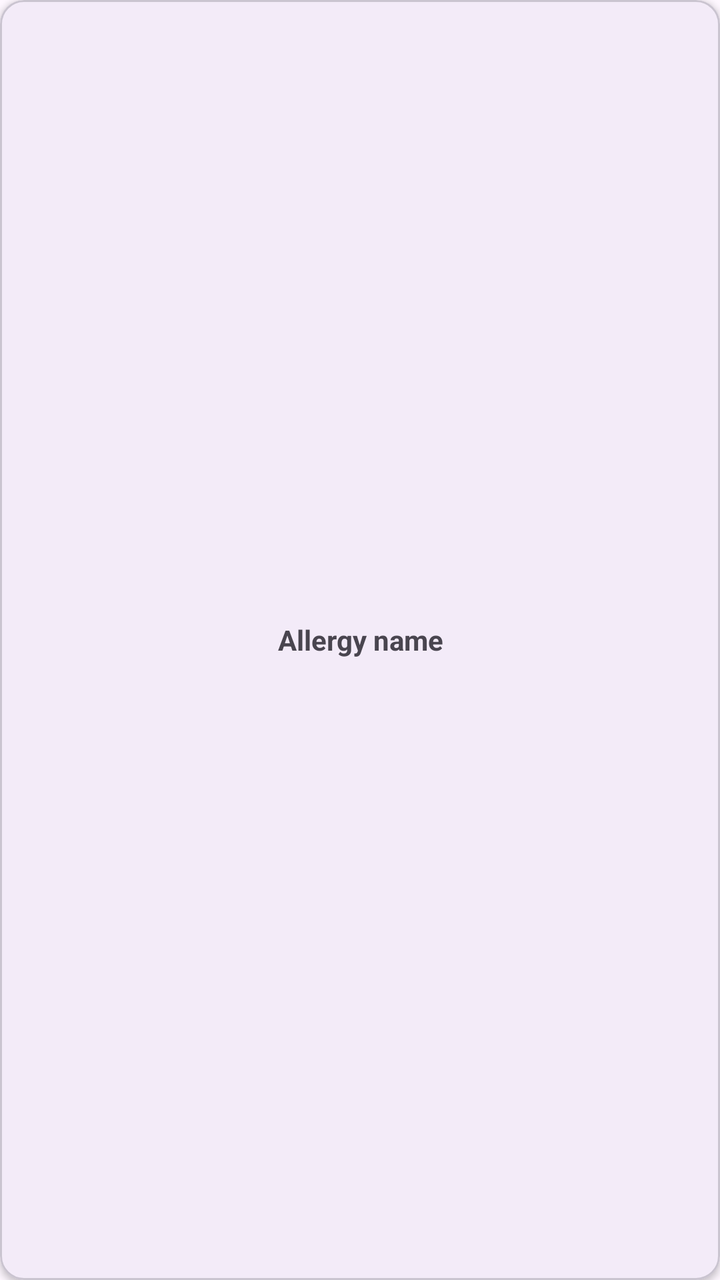
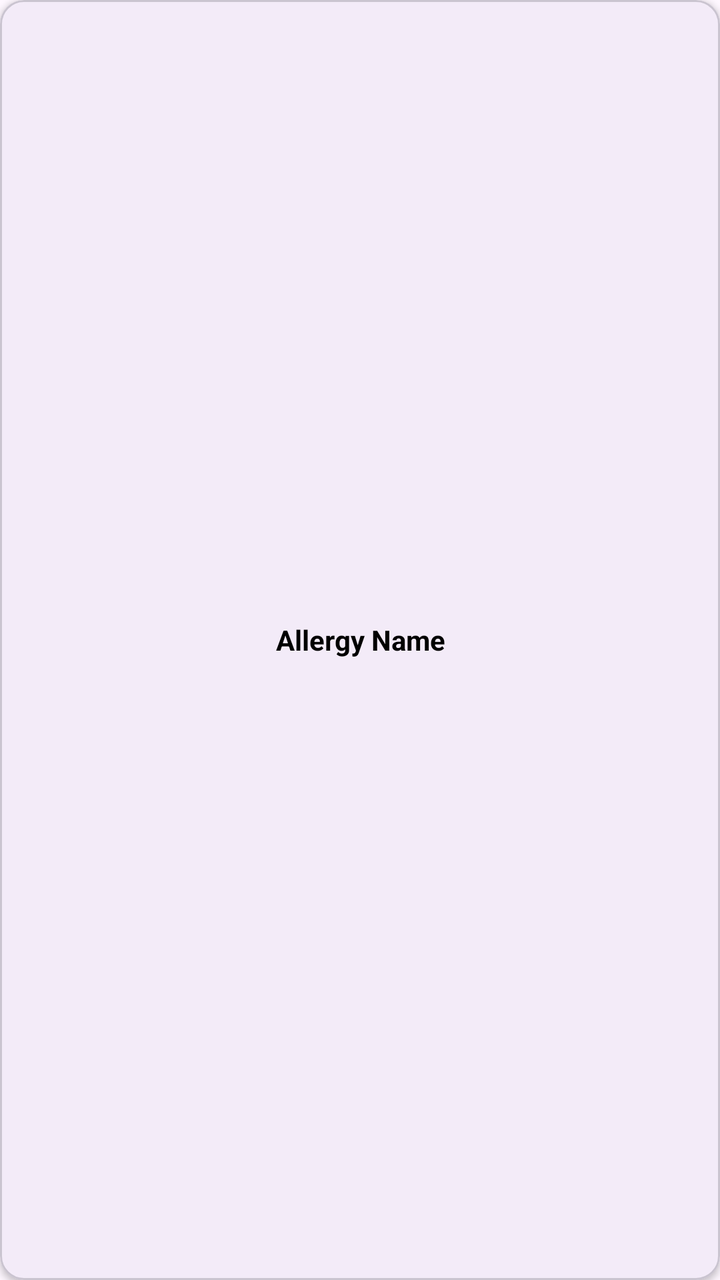

The first picture is an Android layout as it rendered before a commit; the second is the same layout after the commit. The layout source and the unified diff follow.
<!-- AndroidManifest.xml: application theme Theme.Allergy -->
<!-- res/layout/item_tile.xml -->
<?xml version="1.0" encoding="utf-8"?>
<com.google.android.material.card.MaterialCardView
    xmlns:android="http://schemas.android.com/apk/res/android"
    xmlns:app="http://schemas.android.com/apk/res-auto"
    android:id="@+id/cardAllergy"
    android:layout_width="match_parent"
    android:layout_height="80dp"
    android:layout_margin="6dp"
    app:cardCornerRadius="12dp"
    app:cardElevation="2dp"
    android:clickable="true"
    android:focusable="true">

    <TextView
        android:id="@+id/tvAllergyName"
        android:layout_width="match_parent"
        android:layout_height="match_parent"
        android:gravity="center"
        android:padding="8dp"
        android:text="@string/allergy_name"
        android:textAlignment="center"
        android:textSize="14sp"
        android:textStyle="bold" />

</com.google.android.material.card.MaterialCardView>
<!-- resources referenced by this layout -->
<resources>
  <string name="allergy_name">Allergy name</string>
  <style name="Theme.Allergy" parent="Base.Theme.Allergy" />
  <style name="Base.Theme.Allergy" parent="Theme.Material3.DayNight.NoActionBar">
          
          
      </style>
</resources>

<!-- the commit's change to res/layout/item_tile.xml (unified diff, before → after) -->
@@ -11,6 +11,7 @@
     android:clickable="true"
     android:focusable="true">
 
+    
     <TextView
         android:id="@+id/tvAllergyName"
         android:layout_width="match_parent"
@@ -19,6 +20,7 @@
         android:padding="8dp"
         android:text="@string/allergy_name"
         android:textAlignment="center"
+        android:textColor="@android:color/black"
         android:textSize="14sp"
         android:textStyle="bold" />
 
<!-- resource entries referenced after the edit -->
@@ -1,6 +1,6 @@
 <!-- resources referenced by this layout -->
 <resources>
-  <string name="allergy_name">Allergy name</string>
+  <string name="allergy_name">Allergy Name</string>
   <style name="Theme.Allergy" parent="Base.Theme.Allergy" />
   <style name="Base.Theme.Allergy" parent="Theme.Material3.DayNight.NoActionBar">
           
